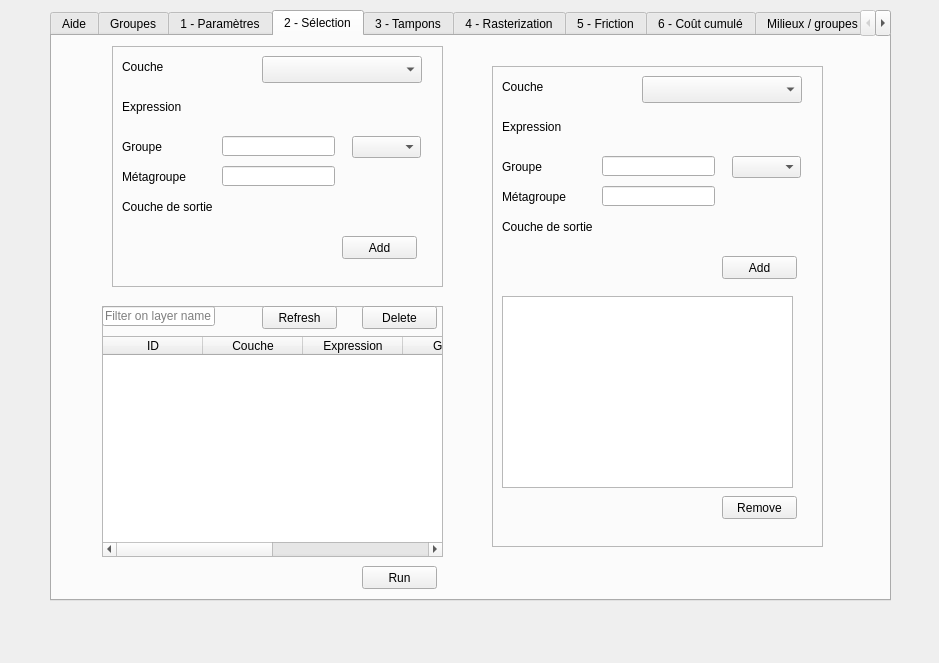
Qt form eco_cont_dialog_base.ui (MathieuChailloux/BioDispersal) before a commit.
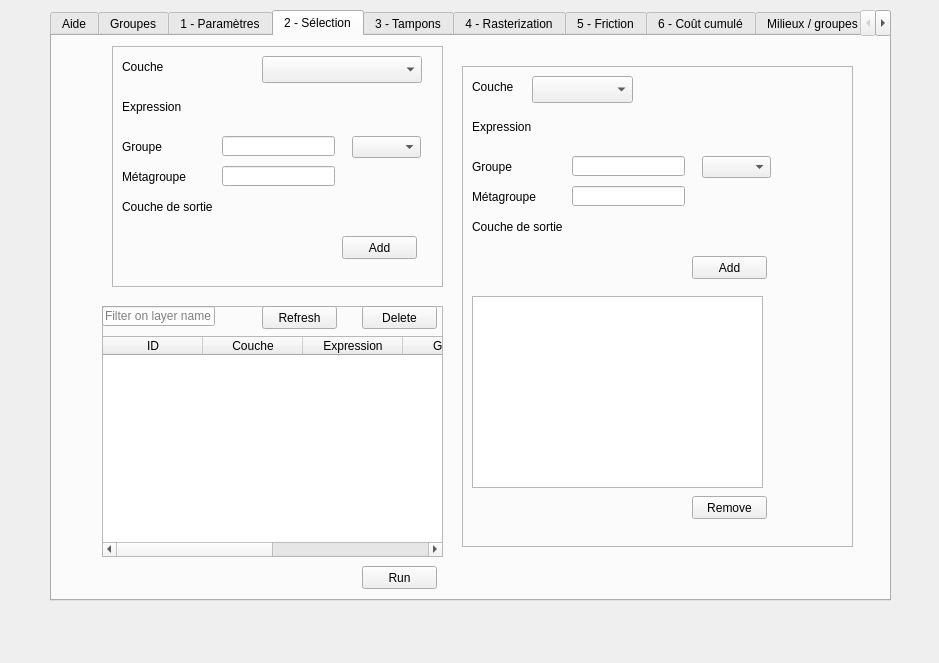
The same form after that commit. The open tabs and pages were chosen to show the change. Custom widgets are drawn as their Qt base class.

Commit message: AbstractConnector class created.

What changed in the file:
```diff
--- a/eco_cont_dialog_base.ui
+++ b/eco_cont_dialog_base.ui
@@ -651,9 +651,9 @@
     <widget class="QFrame" name="frame_6">
      <property name="geometry">
       <rect>
-       <x>440</x>
+       <x>410</x>
        <y>30</y>
-       <width>331</width>
+       <width>391</width>
        <height>481</height>
       </rect>
      </property>
@@ -663,12 +663,12 @@
      <property name="frameShadow">
       <enum>QFrame::Raised</enum>
      </property>
-     <widget class="QgsMapLayerComboBox" name="selectionInLayer">
+     <widget class="QgsMapLayerComboBox" name="selectionInLayerCombo">
       <property name="geometry">
        <rect>
-        <x>150</x>
+        <x>70</x>
         <y>10</y>
-        <width>160</width>
+        <width>101</width>
         <height>27</height>
        </rect>
       </property>
@@ -824,6 +824,16 @@
        <string>Remove</string>
       </property>
      </widget>
+     <widget class="QgsFileWidget" name="selectionInLayer">
+      <property name="geometry">
+       <rect>
+        <x>180</x>
+        <y>10</y>
+        <width>171</width>
+        <height>27</height>
+       </rect>
+      </property>
+     </widget>
     </widget>
    </widget>
    <widget class="QWidget" name="tab_5">
```
Left out of the diff: 2 changed lines with no effect on the pictures. The commit also changes 6 other files.
